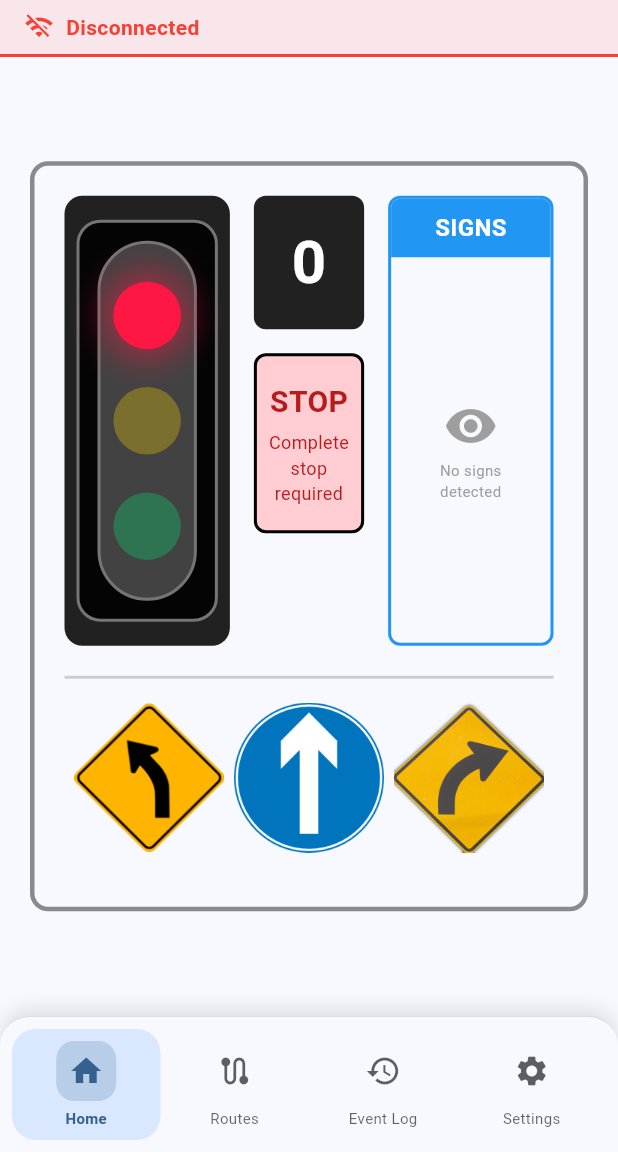
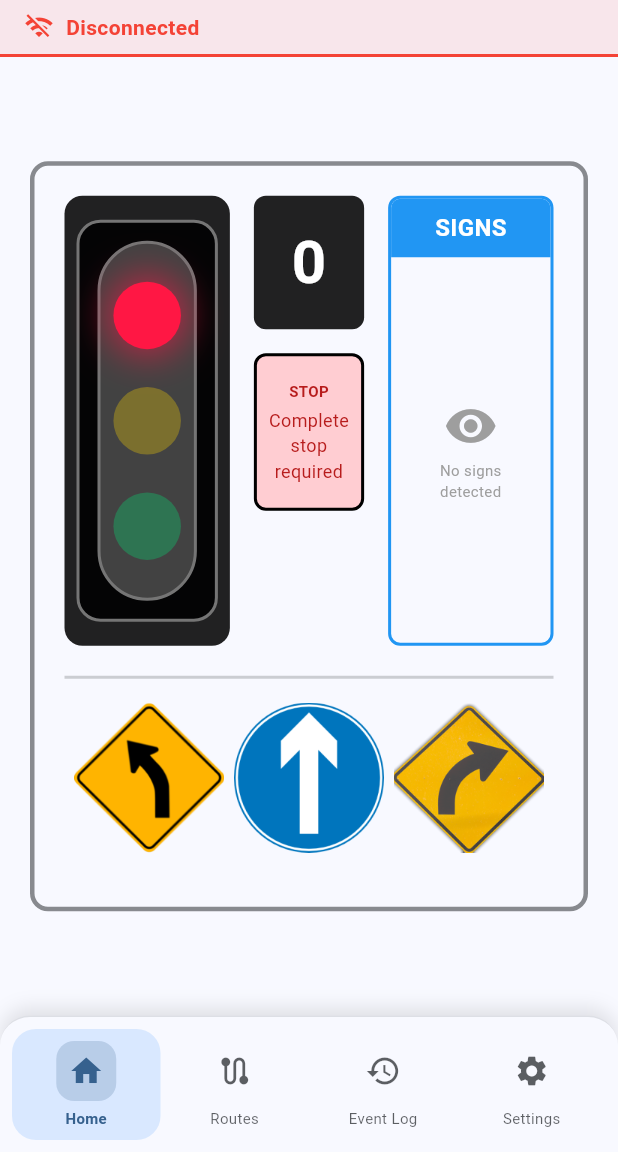
Before and after one commit to GoldenTiger720/TrafficApp, a Flutter app: the screen it shows after launch, on a phone screen of 412 x 824 dp, the part 84-1236 px from its top. Run offline on Flutter 3.47's test engine with Material 3 defaults, Android fonts, the phone set to English and light mode, and no system bars; our stand-ins replace flutter_blue_plus, flutter_local_notifications, permission_handler, share_plus, shared_preferences; missing offline and left inert: window_manager.

Commit message:
Reduced size of some text in Home page

```diff
--- a/lib/screens/main_screen.dart
+++ b/lib/screens/main_screen.dart
@@ -142,7 +142,7 @@ class _MainScreenState extends State<MainScreen> {
                                 Text(
                                   _getSignalStatusText(trafficProvider.currentState.currentColor),
                                   style: TextStyle(
-                                    fontSize: 20,
+                                    fontSize: 10,
                                     fontWeight: FontWeight.bold,
                                     color: _getSignalTextColor(trafficProvider.currentState.currentColor),
                                   ),
```
